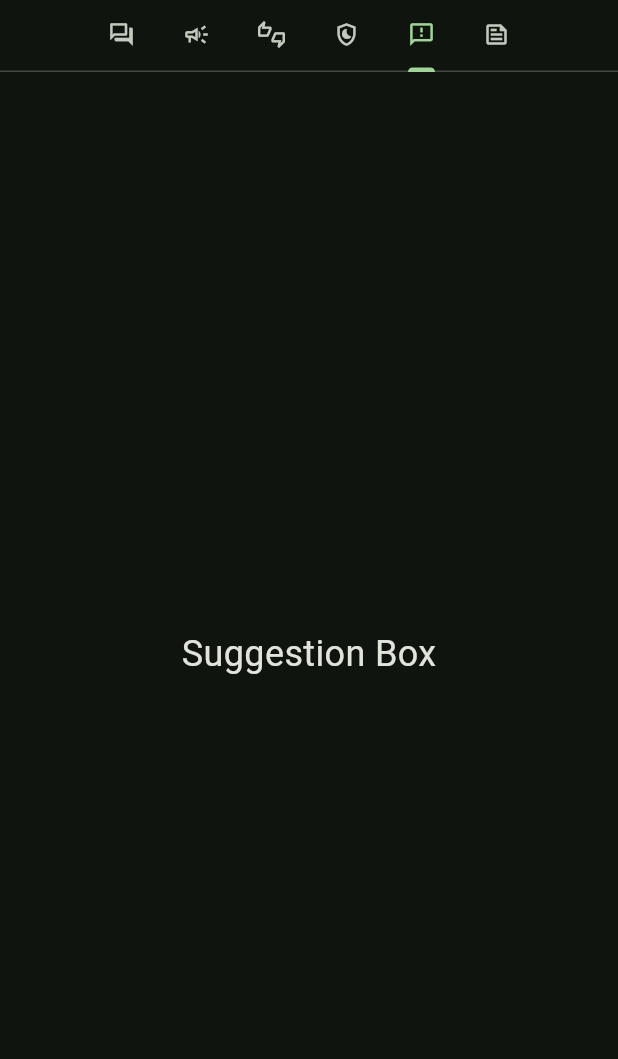
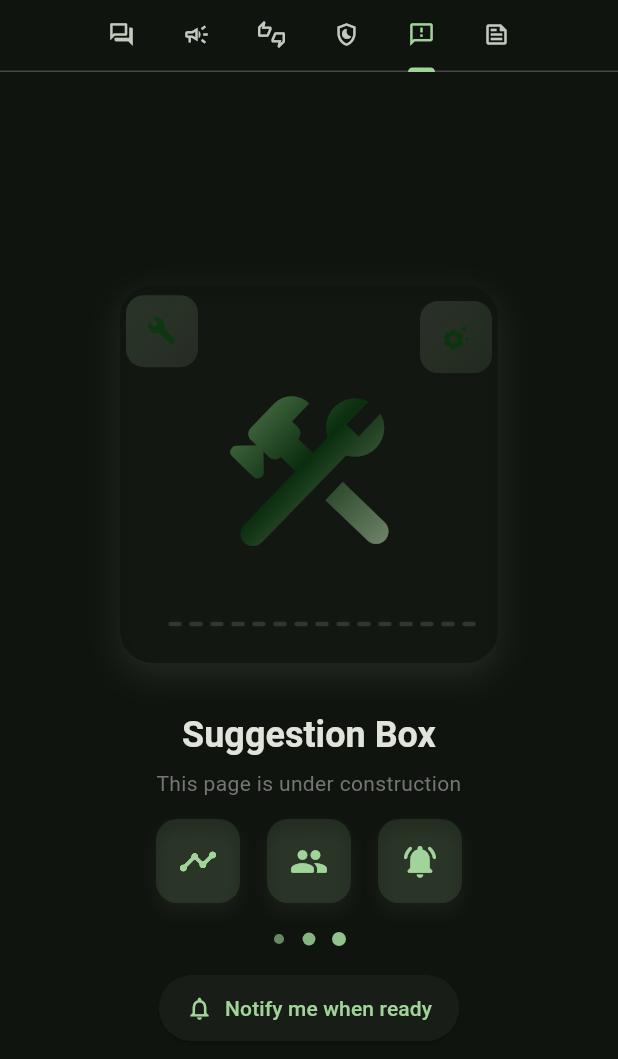
Before and after one commit to Tsunari/Faunty-2.0, a Flutter app: the CommunicationPage widget shown alone on an empty page, opened directly, tab 5 chosen, on a phone screen of 412 x 824 dp. Shown: the top 1059 px of the screen. Run offline on Flutter 3.47's test engine with Material 3 defaults, Android fonts, the light colour scheme and no system bars; our stand-ins replace cloud_firestore, cloud_functions, firebase_auth, firebase_core, firebase_messaging, flutter_riverpod and 3 more; missing offline and left inert: analyzer, slang; accounts and stored records are empty; generated files the repository leaves out were written again.

Commit message:
under construction page --feat

```diff
--- /dev/null
+++ b/lib/components/under_construction.dart
@@ -0,0 +1,338 @@
+import 'dart:math' as math;
+
+import 'package:faunty/components/custom_snackbar.dart';
+import 'package:flutter/material.dart';
+
+/// Reusable under-construction page with a small, stylish animation.
+class UnderConstructionPage extends StatefulWidget {
+  final String label;
+  const UnderConstructionPage({required this.label, super.key});
+
+  @override
+  State<UnderConstructionPage> createState() => _UnderConstructionPageState();
+}
+
+class _UnderConstructionPageState extends State<UnderConstructionPage>
+  with TickerProviderStateMixin {
+  late final AnimationController _ctrl;
+  late final Animation<double> _slideAnim;
+  late final Animation<double> _fadeAnim;
+  late final Animation<double> _rotateAnim;
+  late final Animation<double> _scaleAnim;
+  late final AnimationController _lineCtrl;
+
+  @override
+  void initState() {
+    super.initState();
+    // single controller with reverse repeat; drive several derived animations
+    _ctrl = AnimationController(vsync: this, duration: const Duration(milliseconds: 2200))
+      ..repeat(reverse: true);
+
+    // dedicated controller for the dotted "road" animation (loops forward only)
+    _lineCtrl = AnimationController(vsync: this, duration: const Duration(milliseconds: 1200))
+      ..repeat();
+
+    _slideAnim = Tween<double>(begin: -1.0, end: 1.0).animate(CurvedAnimation(
+      parent: _ctrl,
+      curve: Curves.easeInOut,
+    ));
+
+    _fadeAnim = Tween<double>(begin: 0.75, end: 1.0).animate(CurvedAnimation(
+      parent: _ctrl,
+      curve: Curves.easeInOut,
+    ));
+
+    _rotateAnim = Tween<double>(begin: -0.12, end: 0.12).animate(CurvedAnimation(
+      parent: _ctrl,
+      curve: Curves.easeInOut,
+    ));
+
+    _scaleAnim = Tween<double>(begin: 0.98, end: 1.04).animate(CurvedAnimation(
+      parent: _ctrl,
+      curve: Curves.easeInOut,
+    ));
+  }
+
+  @override
+  void dispose() {
+  _lineCtrl.dispose();
+    _ctrl.dispose();
+    super.dispose();
+  }
+
+  @override
+  Widget build(BuildContext context) {
+  final colorScheme = Theme.of(context).colorScheme;
+  final primary = colorScheme.primary;
+  final secondary = colorScheme.secondary;
+  final onPrimary = colorScheme.onPrimary;
+  final onSurface = colorScheme.onSurface;
+  final surface = colorScheme.surface;
+
+    return Center(
+      child: Column(
+        mainAxisSize: MainAxisSize.min,
+        children: [
+          SizedBox(
+            width: 280,
+            height: 280,
+            child: AnimatedBuilder(
+              animation: _ctrl,
+              builder: (context, child) {
+                // small floating accents (parallax) positions
+                final double floatA = math.sin(_ctrl.value * math.pi * 2) * 10;
+                final double floatB = math.cos((_ctrl.value + 0.35) * math.pi * 2) * 8;
+
+                return Stack(
+                  alignment: Alignment.center,
+                  children: [
+                    // soft surface background card
+                    Positioned.fill(
+                      child: Container(
+                        margin: const EdgeInsets.all(14),
+                        decoration: BoxDecoration(
+                          color: surface.withOpacity(0.85),
+                          borderRadius: BorderRadius.circular(22),
+                          boxShadow: [
+                            BoxShadow(
+                              color: primary.withOpacity(0.12),
+                              blurRadius: 18,
+                              offset: const Offset(0, 8),
+                            ),
+                          ],
+                        ),
+                      ),
+                    ),
+
+                    // floating glyph A (top-left, frames the icon)
+                    Positioned(
+                      left: 18,
+                      top: 18 + floatA,
+                      child: Opacity(
+                        opacity: 0.95,
+                        child: Container(
+                          width: 48,
+                          height: 48,
+                          decoration: BoxDecoration(
+                            shape: BoxShape.rectangle,
+                            borderRadius: BorderRadius.circular(12),
+                            gradient: LinearGradient(
+                              begin: Alignment.topLeft,
+                              end: Alignment.bottomRight,
+                              colors: [primary.withOpacity(0.18), secondary.withOpacity(0.12)],
+                            ),
+                          ),
+                          child: Center(child: Icon(Icons.build_rounded, size: 20, color: onPrimary.withOpacity(0.95))),
+                        ),
+                      ),
+                    ),
+
+                    // floating glyph B (top-right, symmetrical balance)
+                    Positioned(
+                      right: 18,
+                      top: 22 + floatB,
+                      child: Opacity(
+                        opacity: 0.9,
+                        child: Container(
+                          width: 48,
+                          height: 48,
+                          decoration: BoxDecoration(
+                            shape: BoxShape.rectangle,
+                            borderRadius: BorderRadius.circular(12),
+                            gradient: LinearGradient(
+                              begin: Alignment.topLeft,
+                              end: Alignment.bottomRight,
+                              colors: [secondary.withOpacity(0.16), primary.withOpacity(0.12)],
+                            ),
+                          ),
+                          child: Center(child: Icon(Icons.settings_suggest_rounded, size: 20, color: onPrimary.withOpacity(0.95))),
+                        ),
+                      ),
+                    ),
+
+                    // big pulsing construction icon with shimmer shader
+                    Transform.scale(
+                      scale: _scaleAnim.value,
+                      child: Transform.rotate(
+                        angle: _rotateAnim.value,
+                        child: ShaderMask(
+                          shaderCallback: (rect) {
+                            return LinearGradient(
+                              begin: Alignment(-1.0 + _slideAnim.value, -1),
+                              end: Alignment(1.0 + _slideAnim.value, 1),
+                              colors: [
+                                primary.withOpacity(0.95),
+                                onPrimary.withOpacity(0.98),
+                                secondary.withOpacity(0.95),
+                              ],
+                              stops: const [0.0, 0.5, 1.0],
+                            ).createShader(rect);
+                          },
+                          child: Opacity(
+                            opacity: _fadeAnim.value,
+                            child: Icon(
+                              Icons.construction_rounded,
+                              size: 132,
+                              color: onSurface.withOpacity(0.98),
+                            ),
+                          ),
+                        ),
+                      ),
+                    ),
+
+                    // subtle decorative dotted path under icon
+                    Positioned(
+                      bottom: 34,
+                      left: 36,
+                      right: 36,
+                      child: SizedBox(
+                        height: 12,
+                        // animate the dotted road with its own forward-looping controller
+                        child: AnimatedBuilder(
+                          animation: _lineCtrl,
+                          builder: (context, _) {
+                            return CustomPaint(
+                              painter: _DottedLinePainter(primary.withOpacity(0.18), _lineCtrl.value),
+                            );
+                          },
+                        ),
+                      ),
+                    ),
+                  ],
+                );
+              },
+            ),
+          ),
+
+          const SizedBox(height: 18),
+          Text(
+            widget.label,
+            style: Theme.of(context).textTheme.headlineSmall?.copyWith(fontWeight: FontWeight.w600),
+          ),
+          const SizedBox(height: 6),
+          Text(
+            'This page is under construction',
+            textAlign: TextAlign.center,
+            style: Theme.of(context).textTheme.bodyMedium?.copyWith(color: Colors.grey[600]),
+          ),
+          const SizedBox(height: 14),
+
+          // small feature bullets (what's coming)
+          Padding(
+            padding: const EdgeInsets.symmetric(horizontal: 28.0),
+            child: Row(
+              mainAxisSize: MainAxisSize.min,
+              mainAxisAlignment: MainAxisAlignment.center,
+              children: [
+                _IconBubble(icon: Icons.timeline_rounded, color: primary),
+                const SizedBox(width: 18),
+                _IconBubble(icon: Icons.group_rounded, color: primary),
+                const SizedBox(width: 18),
+                _IconBubble(icon: Icons.notifications_active_rounded, color: primary),
+              ],
+            ),
+          ),
+          const SizedBox(height: 14),
+
+          // staggered dot loader (animated)
+          _StaggeredDots(controller: _ctrl, color: primary),
+          const SizedBox(height: 12),
+
+          // CTA
+          ElevatedButton.icon(
+            onPressed: () {
+              showCustomSnackBar(context, 'No I will not');
+            },
+            icon: const Icon(Icons.notifications_none_outlined),
+            label: const Text('Notify me when ready'),
+            style: ElevatedButton.styleFrom(
+              padding: const EdgeInsets.symmetric(horizontal: 18, vertical: 12),
+            ),
+          ),
+        ],
+      ),
+    );
+  }
+}
+
+class _DottedLinePainter extends CustomPainter {
+  final Color color;
+  final double phase;
+  _DottedLinePainter(this.color, this.phase);
+
+  @override
+  void paint(Canvas canvas, Size size) {
+    final paint = Paint()..color = color..strokeWidth = 3..strokeCap = StrokeCap.round;
+    final dashWidth = 6.0;
+    final gap = 8.0;
+    double x = 0.0 + (phase * (dashWidth + gap));
+    while (x < size.width) {
+      canvas.drawLine(Offset(x, size.height / 2), Offset(x + dashWidth, size.height / 2), paint);
+      x += dashWidth + gap;
+    }
+  }
+
+  @override
+  bool shouldRepaint(covariant _DottedLinePainter oldDelegate) => oldDelegate.phase != phase || oldDelegate.color != color;
+}
+
+class _IconBubble extends StatelessWidget {
+  final IconData icon;
+  final Color color;
+  const _IconBubble({required this.icon, required this.color});
+
+  @override
+  Widget build(BuildContext context) {
+    return Container(
+      width: 56,
+      height: 56,
+      decoration: BoxDecoration(
+        color: color.withOpacity(0.12),
+        borderRadius: BorderRadius.circular(14),
+        boxShadow: [
+          BoxShadow(color: color.withOpacity(0.06), blurRadius: 8, offset: const Offset(0, 6)),
+        ],
+      ),
+      child: Icon(icon, size: 26, color: color),
+    );
+  }
+}
+
+class _StaggeredDots extends StatelessWidget {
+  final AnimationController controller;
+  final Color color;
+  const _StaggeredDots({required this.controller, required this.color});
+
+  @override
+  Widget build(BuildContext context) {
+    return SizedBox(
+      height: 20,
+      child: AnimatedBuilder(
+        animation: controller,
+        builder: (context, _) {
+          return Row(
+            mainAxisSize: MainAxisSize.min,
+            mainAxisAlignment: MainAxisAlignment.center,
+            children: List.generate(3, (i) {
+              final phase = (controller.value + i * 0.18) % 1.0;
+              final scale = 0.7 + (math.sin(phase * math.pi * 2).abs() * 0.5);
+              final opacity = 0.5 + (math.sin(phase * math.pi * 2).abs() * 0.5);
+              return Transform.scale(
+                scale: scale,
+                child: Opacity(
+                  opacity: opacity,
+                  child: Container(
+                    margin: const EdgeInsets.symmetric(horizontal: 6),
+                    width: 8,
+                    height: 8,
+                    decoration: BoxDecoration(color: color.withOpacity(0.95), shape: BoxShape.circle),
+                  ),
+                ),
+              );
+            }),
+          );
+        },
+      ),
+    );
+  }
+}
--- a/lib/pages/communication/communication_page.dart
+++ b/lib/pages/communication/communication_page.dart
@@ -2,6 +2,7 @@ import 'package:flutter/material.dart';
 import 'package:flutter_riverpod/flutter_riverpod.dart';
 import 'package:faunty/pages/communication/survey_page.dart';
 import '../../components/tab_page.dart';
+import '../../components/under_construction.dart';
 
 final communicationTabIndexProvider = StateProvider<int?>((ref) => null);
 
@@ -11,13 +12,13 @@ class CommunicationPage extends StatelessWidget {
   @override
   Widget build(BuildContext context) {
     return TabPage(
-      tabs: const [
-        TabMeta('Messenger', DummyPage('Messenger'), Icons.forum_outlined),
-        TabMeta('Announcements', DummyPage('Announcements'), Icons.campaign_outlined),
-        TabMeta('Surveys', SurveyPage(), Icons.thumbs_up_down_outlined),
-        TabMeta('Permissions', DummyPage('Permissions'), Icons.shield_moon_outlined),
-        TabMeta('Suggestion Box', DummyPage('Suggestion Box'), Icons.feedback_outlined),
-        TabMeta('Forum', DummyPage('Forum'), Icons.feed_outlined),
+      tabs: [
+        const TabMeta('Messenger', UnderConstructionPage(label: 'Messenger'), Icons.forum_outlined),
+        const TabMeta('Announcements', UnderConstructionPage(label: 'Announcements'), Icons.campaign_outlined),
+        const TabMeta('Surveys', SurveyPage(), Icons.thumbs_up_down_outlined),
+        const TabMeta('Permissions', UnderConstructionPage(label: 'Permissions'), Icons.shield_moon_outlined),
+        const TabMeta('Suggestion Box', UnderConstructionPage(label: 'Suggestion Box'), Icons.feedback_outlined),
+        const TabMeta('Forum', UnderConstructionPage(label: 'Forum'), Icons.feed_outlined),
       ],
       tabIndexProvider: communicationTabIndexProvider,
       prefsKey: 'communication_last_tab_index',
@@ -25,14 +26,4 @@ class CommunicationPage extends StatelessWidget {
   }
 }
 
-class DummyPage extends StatelessWidget {
-  final String label;
-  const DummyPage(this.label, {super.key});
-
-  @override
-  Widget build(BuildContext context) {
-    return Center(
-      child: Text(label, style: const TextStyle(fontSize: 24)),
-    );
-  }
-}
+// replaced by reusable UnderConstructionPage component
--- a/lib/pages/tracking/tracking_page.dart
+++ b/lib/pages/tracking/tracking_page.dart
@@ -3,6 +3,7 @@ import 'package:flutter_riverpod/flutter_riverpod.dart';
 import '../more/kantin_page.dart';
 import '../attendance/attendance_viewer.dart';
 import '../../components/tab_page.dart';
+import '../../components/under_construction.dart';
 
 final trackingTabIndexProvider = StateProvider<int?>((ref) => null);
 
@@ -12,11 +13,11 @@ class TrackingPage extends StatelessWidget {
   @override
   Widget build(BuildContext context) {
     return TabPage(
-      tabs: const [
-        TabMeta('Statistics', DummyPage('Statistics'), Icons.bar_chart_outlined),
-        TabMeta('Attendance', AttendanceViewer(), Icons.checklist_outlined),
-        TabMeta('Custom List Tracking', DummyPage('Custom List Tracking'), Icons.list_alt_outlined),
-        TabMeta('Kantin', KantinPage(), Icons.local_cafe_outlined)
+      tabs: [
+        const TabMeta('Statistics', UnderConstructionPage(label: 'Statistics'), Icons.bar_chart_outlined),
+        const TabMeta('Attendance', AttendanceViewer(), Icons.checklist_outlined),
+        const TabMeta('Custom List Tracking', UnderConstructionPage(label: 'Custom List Tracking'), Icons.list_alt_outlined),
+        const TabMeta('Kantin', KantinPage(), Icons.local_cafe_outlined)
       ],
       tabIndexProvider: trackingTabIndexProvider,
       prefsKey: 'tracking_last_tab_index',
@@ -24,14 +25,4 @@ class TrackingPage extends StatelessWidget {
   }
 }
 
-class DummyPage extends StatelessWidget {
-  final String label;
-  const DummyPage(this.label, {super.key});
-
-  @override
-  Widget build(BuildContext context) {
-    return Center(
-      child: Text(label, style: const TextStyle(fontSize: 24)),
-    );
-  }
-}
+// replaced by reusable UnderConstructionPage component
```
